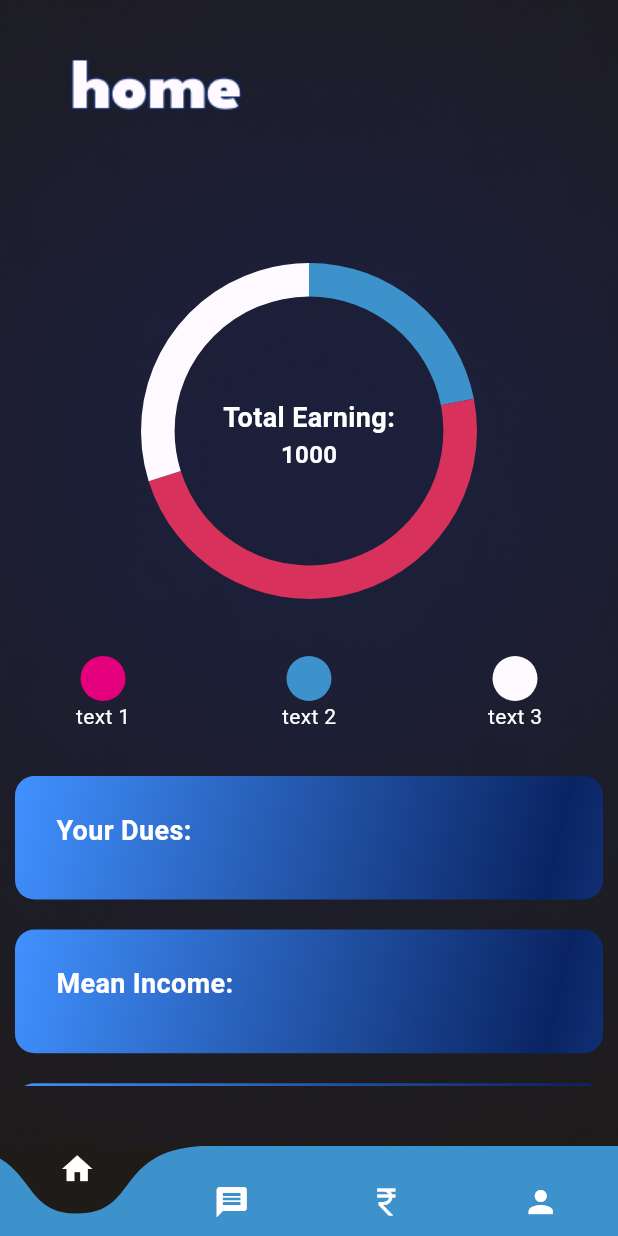
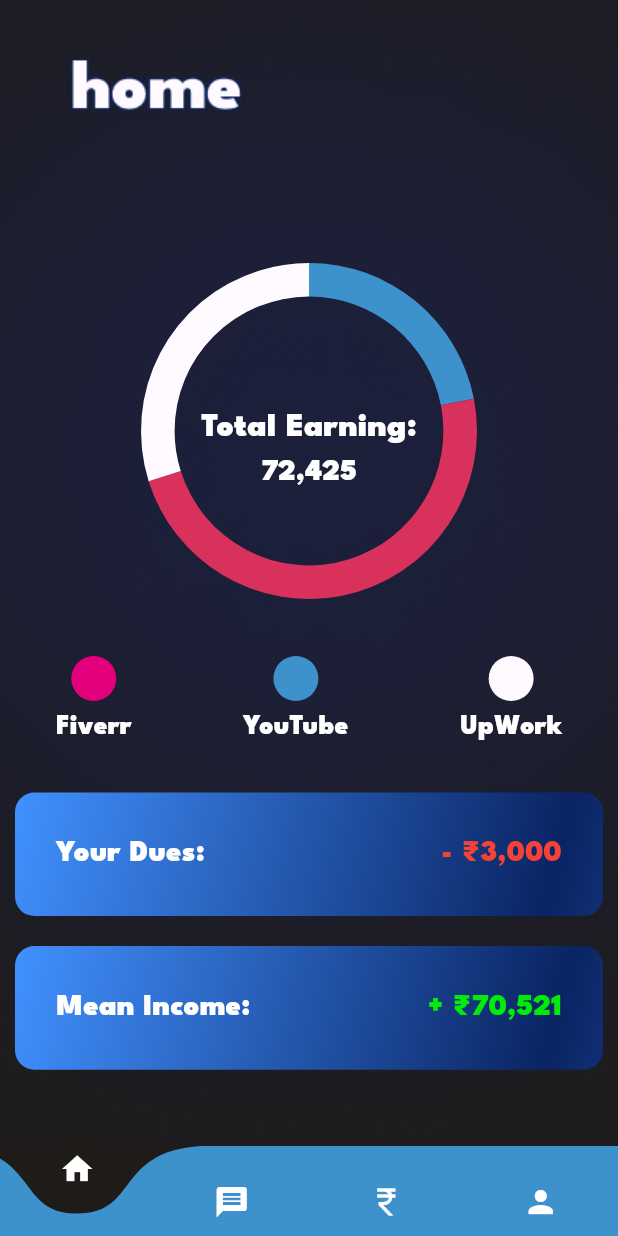
Before and after one commit to ParthBiyani/GigHub, a Flutter app: the screen it shows once a user with an empty profile is signed in, on a phone screen of 412 x 824 dp. Run offline on Flutter 3.47's test engine with Material 3 defaults, Android fonts, the phone set to English and light mode, and no system bars; drawn by our look-alikes of curved_navigation_bar; our stand-ins replace carousel_slider, cloud_firestore, firebase_auth, firebase_core, google_fonts, syncfusion_flutter_charts; accounts and stored records are empty.

Commit message:
Data added

```diff
--- a/lib/homepage/home_page.dart
+++ b/lib/homepage/home_page.dart
@@ -14,13 +14,19 @@ class _HomePageState extends State<HomePage> {
     ChartData('Steve', 55, const Color.fromRGBO(216, 49, 91, 1)),
     ChartData('Jack', 34, const Color.fromRGBO(255, 250, 255, 1)),
   ];
-  String earning = "1000";
+  String earning = "72,425";
 
   List<String> financialInfo = [
     "Your Dues: ",
     "Mean Income: ",
     "Maximum Income: ",
     "Minimum Income: "
+  ];
+  List<String> financialInfo2 = [
+    "- ₹3,000",
+    "+ ₹70,521",
+    "+ ₹79,635",
+    "+ ₹23,753"
   ];
 
   @override
@@ -47,20 +53,21 @@ class _HomePageState extends State<HomePage> {
                     child: Column(
                       mainAxisAlignment: MainAxisAlignment.center,
                       children: [
+                        const SizedBox(height: 20),
                         const Text(
                           "Total Earning:",
                           style: TextStyle(
                             color: Colors.white,
-                            fontWeight: FontWeight.bold,
-                            fontSize: 18,
+                            fontFamily: "LeagueSpartan",
+                            fontSize: 22,
                           ),
                         ),
                         Text(
                           earning,
                           style: const TextStyle(
                             color: Colors.white,
-                            fontWeight: FontWeight.bold,
-                            fontSize: 16,
+                            fontFamily: "LeagueSpartan",
+                            fontSize: 20,
                           ),
                         ),
                       ],
@@ -74,11 +81,11 @@ class _HomePageState extends State<HomePage> {
                       mainAxisAlignment: MainAxisAlignment.spaceAround,
                       children: [
                         dotWidget(
-                            const Color.fromRGBO(228, 0, 124, 1), "text 1"),
+                            const Color.fromRGBO(228, 0, 124, 1), "Fiverr"),
                         dotWidget(
-                            const Color.fromRGBO(62, 146, 204, 1), "text 2"),
+                            const Color.fromRGBO(62, 146, 204, 1), "YouTube"),
                         dotWidget(
-                            const Color.fromRGBO(255, 250, 255, 1), "text 3"),
+                            const Color.fromRGBO(255, 250, 255, 1), "UpWork"),
                       ],
                     ),
                     const SizedBox(height: 20),
@@ -101,7 +108,7 @@ class _HomePageState extends State<HomePage> {
           topRight: Radius.circular(50),
         ),
       ),
-      height: MediaQuery.of(context).size.height / 3.8,
+      height: MediaQuery.of(context).size.height / 3.85,
       child: Expanded(
         child: ListView.builder(
             itemCount: financialInfo.length,
@@ -123,16 +130,33 @@ class _HomePageState extends State<HomePage> {
                     colors: <Color>[
                       Color.fromRGBO(65, 145, 255, 1),
                       Color.fromRGBO(10, 36, 99, 1),
-                    ], // Gradient from https://learnui.design/tools/gradient-generator.html
+                    ],
                     tileMode: TileMode.mirror,
                   ),
                 ),
-                child: Text(
-                  financialInfo[index],
-                  style: const TextStyle(
-                    color: Colors.white,
-                    fontWeight: FontWeight.bold,
-                    fontSize: 18,
+                child: Center(
+                  child: Row(
+                    mainAxisAlignment: MainAxisAlignment.spaceBetween,
+                    children: [
+                      Text(
+                        financialInfo[index],
+                        style: const TextStyle(
+                          color: Colors.white,
+                          fontFamily: "LeagueSpartan",
+                          fontSize: 20,
+                        ),
+                      ),
+                      Text(
+                        financialInfo2[index],
+                        style: TextStyle(
+                          color: (index == 0)
+                              ? Colors.red
+                              : Color.fromRGBO(0, 255, 0, 0.9),
+                          fontFamily: "LeagueSpartan",
+                          fontSize: 20,
+                        ),
+                      ),
+                    ],
                   ),
                 ),
               );
@@ -172,10 +196,13 @@ class _HomePageState extends State<HomePage> {
               borderRadius: BorderRadius.circular(51),
             ),
           ),
+          SizedBox(height: 5),
           Text(
             dotText,
             style: const TextStyle(
               color: Colors.white,
+              fontSize: 18,
+              fontFamily: "LeagueSpartan",
             ),
           ),
         ],
--- a/pubspec.yaml
+++ b/pubspec.yaml
@@ -40,11 +40,8 @@ dependencies:
   curved_navigation_bar: ^1.0.3
   firebase_core: ^2.25.4
   syncfusion_flutter_charts: ^24.2.7+1
-<<<<<<< HEAD
   cloud_firestore: ^4.15.5
   flutter_launcher_icons: ^0.13.1
-=======
->>>>>>> 36090ce3e95f990bfb33bb7d3f754c3fb40fa022
   carousel_slider: ^4.2.1
 
 dev_dependencies:
```
Also changed, not shown: lib/sip/results.dart (+33 -11 lines), pubspec.lock, 1 other file.
